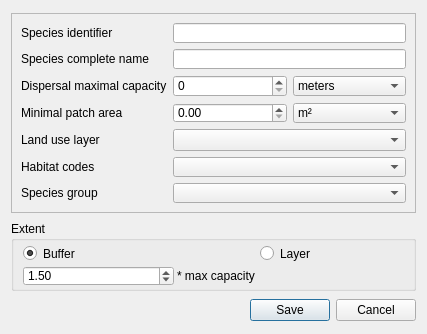
Before: the Qt Designer form ui/species_dialog.ui in MathieuChailloux/MitiConnect, drawn with Qt 5.
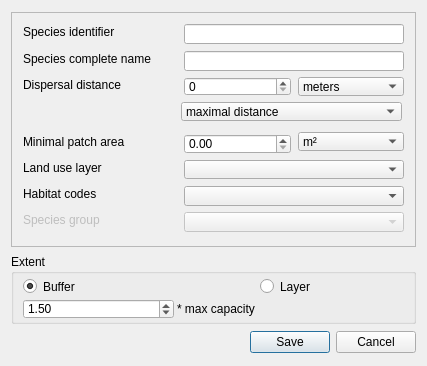
After: the same form once the commit is applied. Custom widgets are drawn as their Qt base class.

```diff
--- a/ui/species_dialog.ui
+++ b/ui/species_dialog.ui
@@ -7,47 +7,43 @@
     <x>0</x>
     <y>0</y>
     <width>427</width>
-    <height>334</height>
+    <height>366</height>
    </rect>
   </property>
+  <property name="sizePolicy">
+   <sizepolicy hsizetype="Preferred" vsizetype="Preferred">
+    <horstretch>0</horstretch>
+    <verstretch>0</verstretch>
+   </sizepolicy>
+  </property>
   <property name="minimumSize">
    <size>
     <width>0</width>
-    <height>330</height>
+    <height>366</height>
    </size>
   </property>
   <property name="maximumSize">
    <size>
     <width>16777215</width>
-    <height>334</height>
+    <height>16777215</height>
    </size>
   </property>
   <property name="windowTitle">
    <string>Define new species</string>
   </property>
-  <layout class="QGridLayout" name="gridLayout_3">
-   <item row="2" column="0">
-    <widget class="QDialogButtonBox" name="buttonBox">
-     <property name="orientation">
-      <enum>Qt::Horizontal</enum>
-     </property>
-     <property name="standardButtons">
-      <set>QDialogButtonBox::Cancel|QDialogButtonBox::Save</set>
-     </property>
-    </widget>
-   </item>
+  <layout class="QGridLayout" name="gridLayout">
    <item row="0" column="0">
     <widget class="QFrame" name="frame">
      <property name="minimumSize">
       <size>
        <width>0</width>
-       <height>200</height>
+       <height>235</height>
       </size>
      </property>
      <property name="maximumSize">
       <size>
        <width>16777215</width>
-       <height>200</height>
+       <height>235</height>
       </size>
      </property>
      <property name="frameShape">
@@ -56,9 +52,15 @@
      <property name="frameShadow">
       <enum>QFrame::Raised</enum>
      </property>
-     <layout class="QGridLayout" name="gridLayout">
-      <item row="0" column="0">
        <widget class="QLabel" name="label">
+      <property name="geometry">
+       <rect>
+        <x>12</x>
+        <y>12</y>
+        <width>98</width>
+        <height>16</height>
+       </rect>
+      </property>
         <property name="minimumSize">
          <size>
           <width>90</width>
@@ -69,9 +71,15 @@
          <string>Species identifier</string>
         </property>
        </widget>
-      </item>
-      <item row="0" column="1" colspan="2">
        <widget class="QLineEdit" name="speciesID">
+      <property name="geometry">
+       <rect>
+        <x>173</x>
+        <y>12</y>
+        <width>220</width>
+        <height>20</height>
+       </rect>
+      </property>
         <property name="minimumSize">
          <size>
           <width>0</width>
@@ -85,9 +93,15 @@
          </size>
         </property>
        </widget>
-      </item>
-      <item row="1" column="0">
        <widget class="QLabel" name="label_2">
+      <property name="geometry">
+       <rect>
+        <x>12</x>
+        <y>39</y>
+        <width>136</width>
+        <height>16</height>
+       </rect>
+      </property>
         <property name="minimumSize">
          <size>
           <width>120</width>
@@ -98,9 +112,15 @@
          <string>Species complete name</string>
         </property>
        </widget>
-      </item>
-      <item row="1" column="1" colspan="2">
        <widget class="QLineEdit" name="speciesFullName">
+      <property name="geometry">
+       <rect>
+        <x>173</x>
+        <y>39</y>
+        <width>220</width>
+        <height>20</height>
+       </rect>
+      </property>
         <property name="minimumSize">
          <size>
           <width>0</width>
@@ -114,9 +134,15 @@
          </size>
         </property>
        </widget>
-      </item>
-      <item row="2" column="0">
        <widget class="QLabel" name="label_3">
+      <property name="geometry">
+       <rect>
+        <x>12</x>
+        <y>65</y>
+        <width>154</width>
+        <height>16</height>
+       </rect>
+      </property>
         <property name="minimumSize">
          <size>
           <width>130</width>
@@ -124,19 +150,31 @@
          </size>
         </property>
         <property name="text">
-         <string>Dispersal maximal capacity</string>
-        </property>
-       </widget>
-      </item>
-      <item row="2" column="1">
+       <string>Dispersal distance</string>
+      </property>
+     </widget>
        <widget class="QSpinBox" name="speciesMaxDisp">
+      <property name="geometry">
+       <rect>
+        <x>173</x>
+        <y>65</y>
+        <width>107</width>
+        <height>19</height>
+       </rect>
+      </property>
         <property name="maximum">
          <number>999999</number>
         </property>
        </widget>
-      </item>
-      <item row="2" column="2">
        <widget class="QComboBox" name="speciesDispUnit">
+      <property name="geometry">
+       <rect>
+        <x>287</x>
+        <y>65</y>
+        <width>106</width>
+        <height>19</height>
+       </rect>
+      </property>
         <property name="maximumSize">
          <size>
           <width>16777215</width>
@@ -159,9 +197,15 @@
          </property>
         </item>
        </widget>
-      </item>
-      <item row="3" column="0">
        <widget class="QLabel" name="label_4">
+      <property name="geometry">
+       <rect>
+        <x>12</x>
+        <y>122</y>
+        <width>109</width>
+        <height>16</height>
+       </rect>
+      </property>
         <property name="minimumSize">
          <size>
           <width>90</width>
@@ -172,9 +216,15 @@
          <string>Minimal patch area</string>
         </property>
        </widget>
-      </item>
-      <item row="3" column="1">
        <widget class="QgsDoubleSpinBox" name="speciesMinPatch">
+      <property name="geometry">
+       <rect>
+        <x>173</x>
+        <y>122</y>
+        <width>107</width>
+        <height>22</height>
+       </rect>
+      </property>
         <property name="maximumSize">
          <size>
           <width>16777215</width>
@@ -185,9 +235,15 @@
          <double>999999.000000000000000</double>
         </property>
        </widget>
-      </item>
-      <item row="3" column="2">
        <widget class="QComboBox" name="speciesPatchUnit">
+      <property name="geometry">
+       <rect>
+        <x>287</x>
+        <y>120</y>
+        <width>106</width>
+        <height>19</height>
+       </rect>
+      </property>
         <property name="maximumSize">
          <size>
           <width>16777215</width>
@@ -210,9 +266,15 @@
          </property>
         </item>
        </widget>
-      </item>
-      <item row="4" column="0">
        <widget class="QLabel" name="label_5">
+      <property name="geometry">
+       <rect>
+        <x>12</x>
+        <y>148</y>
+        <width>83</width>
+        <height>16</height>
+       </rect>
+      </property>
         <property name="minimumSize">
          <size>
           <width>80</width>
@@ -223,12 +285,25 @@
          <string>Land use layer</string>
         </property>
        </widget>
-      </item>
-      <item row="4" column="1" colspan="2">
-       <widget class="QComboBox" name="speciesLanduse"/>
-      </item>
-      <item row="5" column="0">
+     <widget class="QComboBox" name="speciesLanduse">
+      <property name="geometry">
+       <rect>
+        <x>173</x>
+        <y>148</y>
+        <width>220</width>
+        <height>19</height>
+       </rect>
+      </property>
+     </widget>
        <widget class="QLabel" name="label_8">
+      <property name="geometry">
+       <rect>
+        <x>12</x>
+        <y>174</y>
+        <width>80</width>
+        <height>16</height>
+       </rect>
+      </property>
         <property name="minimumSize">
          <size>
           <width>80</width>
@@ -239,9 +314,15 @@
          <string>Habitat codes</string>
         </property>
        </widget>
-      </item>
-      <item row="5" column="1" colspan="2">
        <widget class="QgsCheckableComboBox" name="habitatCodes">
+      <property name="geometry">
+       <rect>
+        <x>173</x>
+        <y>174</y>
+        <width>220</width>
+        <height>20</height>
+       </rect>
+      </property>
         <property name="sizePolicy">
          <sizepolicy hsizetype="Preferred" vsizetype="Fixed">
           <horstretch>0</horstretch>
@@ -255,9 +336,18 @@
          </size>
         </property>
        </widget>
-      </item>
-      <item row="6" column="0">
        <widget class="QLabel" name="label_6">
+      <property name="enabled">
+       <bool>false</bool>
+      </property>
+      <property name="geometry">
+       <rect>
+        <x>12</x>
+        <y>200</y>
+        <width>81</width>
+        <height>16</height>
+       </rect>
+      </property>
         <property name="minimumSize">
          <size>
           <width>70</width>
@@ -268,9 +358,18 @@
          <string>Species group</string>
         </property>
        </widget>
-      </item>
-      <item row="6" column="1" colspan="2">
        <widget class="QComboBox" name="speciesGroup">
+      <property name="enabled">
+       <bool>false</bool>
+      </property>
+      <property name="geometry">
+       <rect>
+        <x>173</x>
+        <y>200</y>
+        <width>220</width>
+        <height>20</height>
+       </rect>
+      </property>
         <property name="minimumSize">
          <size>
           <width>0</width>
@@ -284,8 +383,32 @@
          </size>
         </property>
        </widget>
+     <widget class="QComboBox" name="speciesDispDistMode">
+      <property name="geometry">
+       <rect>
+        <x>170</x>
+        <y>90</y>
+        <width>221</width>
+        <height>19</height>
+       </rect>
+      </property>
+      <property name="maximumSize">
+       <size>
+        <width>16777215</width>
+        <height>20</height>
+       </size>
+      </property>
+      <item>
+       <property name="text">
+        <string>maximal distance</string>
+       </property>
       </item>
-     </layout>
+      <item>
+       <property name="text">
+        <string>mean distance</string>
+       </property>
+      </item>
+     </widget>
     </widget>
    </item>
    <item row="1" column="0">
@@ -389,6 +512,16 @@
      </layout>
     </widget>
    </item>
+   <item row="2" column="0">
+    <widget class="QDialogButtonBox" name="buttonBox">
+     <property name="orientation">
+      <enum>Qt::Horizontal</enum>
+     </property>
+     <property name="standardButtons">
+      <set>QDialogButtonBox::Cancel|QDialogButtonBox::Save</set>
+     </property>
+    </widget>
+   </item>
   </layout>
  </widget>
  <customwidgets>
```
Lines whose indentation alone changed are shown as unchanged.
